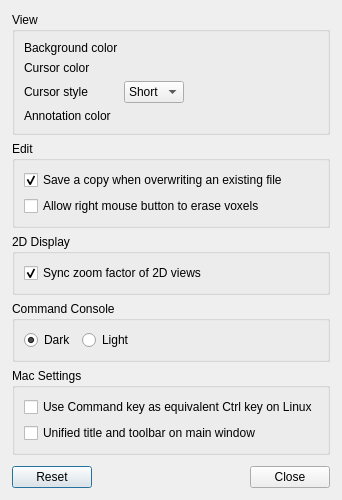
Old version of the form freeview/DialogPreferences.ui in the repository freesurfer/freesurfer.
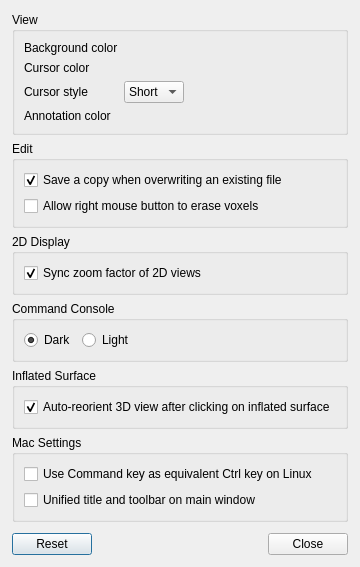
New version of the form. Custom widgets are drawn as their Qt base class.

Commit message: Fixed some crash issue when saving edited volume; drag and drop layer items to change order; option to set mapping surface for inflated surface; option to set mapping surface for inflated surface vertex clicking; option to not automatically re-orient 3D view after clicking on inflated surface. -rpwang

```diff
--- a/freeview/DialogPreferences.ui
+++ b/freeview/DialogPreferences.ui
@@ -9,8 +9,8 @@
    <rect>
     <x>0</x>
     <y>0</y>
-    <width>401</width>
-    <height>509</height>
+    <width>428</width>
+    <height>571</height>
    </rect>
   </property>
   <property name="windowTitle">
@@ -212,6 +212,28 @@
      </layout>
     </widget>
    </item>
+   <item>
+    <widget class="QGroupBox" name="groupBox_5">
+     <property name="title">
+      <string>Inflated Surface</string>
+     </property>
+     <property name="flat">
+      <bool>false</bool>
+     </property>
+     <layout class="QVBoxLayout" name="verticalLayout_5">
+      <item>
+       <widget class="QCheckBox" name="checkBoxAutoReorientView">
+        <property name="text">
+         <string>Auto-reorient 3D view after clicking on inflated surface</string>
+        </property>
+        <property name="checked">
+         <bool>true</bool>
+        </property>
+       </widget>
+      </item>
+     </layout>
+    </widget>
+   </item>
    <item>
     <widget class="QGroupBox" name="groupBoxMac">
      <property name="title">
```
Left out of the diff: 19 changed lines with no effect on the pictures. The commit also changes 18 other files.
